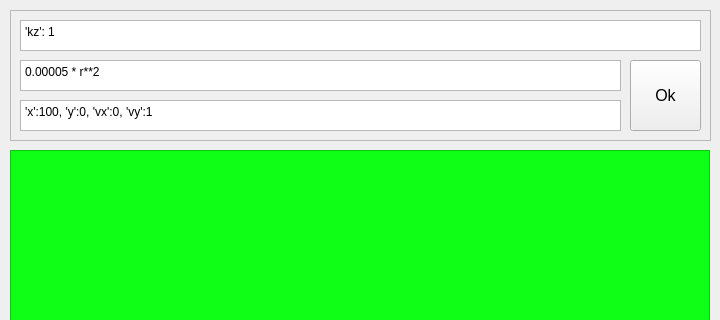
Old version of the form ui/mainForm.ui in the repository vladmikhbond/MechanPyQt; both pictures show x 0 to 720 and y 0 to 320 of the 720 by 910 pixel window.
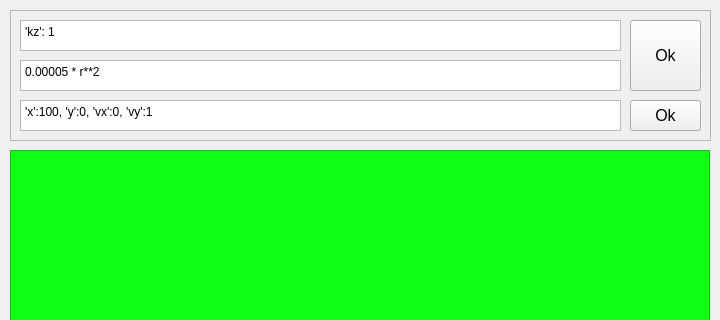
New version of the form.

Diff of the .ui file:
```diff
--- a/ui/mainForm.ui
+++ b/ui/mainForm.ui
@@ -69,7 +69,7 @@
      <property name="geometry">
       <rect>
        <x>620</x>
-       <y>50</y>
+       <y>10</y>
        <width>71</width>
        <height>71</height>
       </rect>
@@ -117,7 +117,7 @@
       <rect>
        <x>10</x>
        <y>10</y>
-       <width>681</width>
+       <width>601</width>
        <height>31</height>
       </rect>
      </property>
@@ -138,6 +138,24 @@
       <string>'kz': 1</string>
      </property>
     </widget>
+    <widget class="QPushButton" name="okBallButton">
+     <property name="geometry">
+      <rect>
+       <x>620</x>
+       <y>90</y>
+       <width>71</width>
+       <height>31</height>
+      </rect>
+     </property>
+     <property name="font">
+      <font>
+       <pointsize>12</pointsize>
+      </font>
+     </property>
+     <property name="text">
+      <string>Ok</string>
+     </property>
+    </widget>
    </widget>
    <widget class="QScrollArea" name="scrollArea">
     <property name="geometry">
```
Left out of the diff: 2 changed lines with no effect on the pictures.
